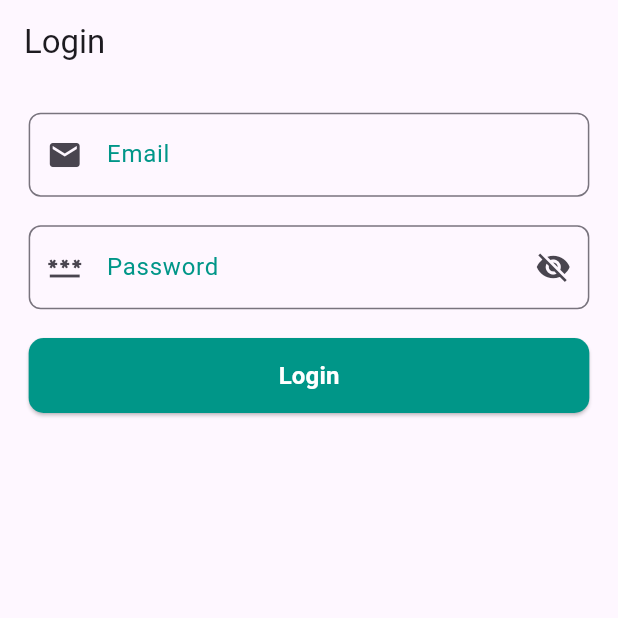
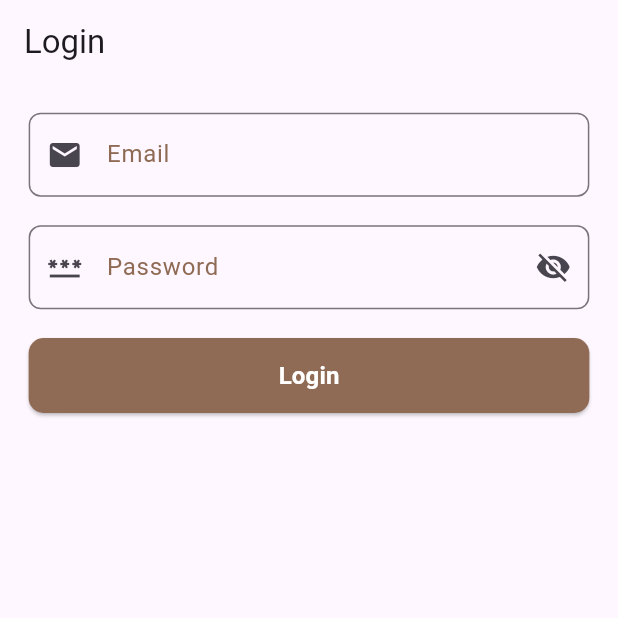
Before and after one commit to drax6055/flutter_template, a Flutter app: the screen it shows after launch, on a phone screen of 412 x 824 dp, the top half of it. Run offline on Flutter 3.47's test engine with Material 3 defaults, Android fonts, the phone set to English and light mode, and no system bars; our stand-ins replace dio, flutter_screenutil, flutter_secure_storage, get, pretty_dio_logger, shared_preferences.

Commit message:
udpate changes

```diff
--- a/lib/main.dart
+++ b/lib/main.dart
@@ -1,13 +1,19 @@
 import 'package:flutter/material.dart';
+import 'package:flutter/services.dart';
 import 'package:flutter_screenutil/flutter_screenutil.dart';
 import 'package:flutter_secure_storage/flutter_secure_storage.dart';
 import 'package:flutter_template/route/app_page.dart';
 import 'package:flutter_template/route/app_route.dart';
+import 'package:flutter_template/utils/colors.dart';
 import 'package:get/get.dart';
 
 FlutterSecureStorage? storage;
 
 void main() {
+  SystemChrome.setSystemUIOverlayStyle(SystemUiOverlayStyle(
+    systemNavigationBarColor: primaryColor,
+    statusBarColor: primaryColor,
+  ));
   runApp(const MyApp());
 }
 
@@ -20,10 +26,7 @@ class MyApp extends StatelessWidget {
       designSize: ScreenUtil.defaultSize,
       child: GetMaterialApp(
         debugShowCheckedModeBanner: false,
-        title: 'Flutter Template',
-        theme: ThemeData(
-          primarySwatch: Colors.teal,
-        ),
+        title: 'iFloriana_Super_Admin',
         initialRoute: Routes.splashScreen,
         getPages: AppPages.routes,
       ),
--- a/lib/constants/app_images.dart
+++ b/lib/utils/app_images.dart
@@ -1,8 +1,7 @@
 
 class AppImages {
   AppImages._();
-
-  static final String profile_image = 'assets/images/images/profile.png';
+  static final String splash_img = 'assets/images/img/splash_logo.png';
 
 }
 
--- /dev/null
+++ b/lib/utils/colors.dart
@@ -0,0 +1,8 @@
+import 'package:flutter/material.dart';
+
+const primaryColor = Color(0xFF8f6b55);
+const secondaryColor = Color(0xFFc5a89c);
+const red = Color(0xFFff0000);
+const grey = Color(0xFF808080);
+const black = Color(0xFF000000);
+const white = Color(0xFFFFFFFF);
--- a/lib/wiget/Custome_button.dart
+++ b/lib/wiget/Custome_button.dart
@@ -1,4 +1,5 @@
 import 'package:flutter/material.dart';
+import 'package:flutter_template/utils/colors.dart';
 
 class ElevatedButtonExample extends StatelessWidget {
   final String text;
@@ -34,14 +35,19 @@ class ElevatedButtonExample extends StatelessWidget {
                 onPressed: onPressed,
                 onLongPress: onLongPress,
                 icon: icon!,
-          label: Text(text, style: TextStyle(fontSize: 16,fontWeight: FontWeight.w600),),
+                label: Text(
+                  text,
+                  style: TextStyle(fontSize: 16, fontWeight: FontWeight.w600),
+                ),
                 style: style ?? _defaultStyle(),
               )
             : ElevatedButton(
                 onPressed: onPressed,
                 onLongPress: onLongPress,
                 style: style ?? _defaultStyle(),
-          child: Text(text, style: TextStyle(fontSize: 16,fontWeight: FontWeight.w600)),
+                child: Text(text,
+                    style:
+                        TextStyle(fontSize: 16, fontWeight: FontWeight.w600)),
               ),
       ),
     );
@@ -49,8 +55,8 @@ class ElevatedButtonExample extends StatelessWidget {
 
   ButtonStyle _defaultStyle() {
     return ElevatedButton.styleFrom(
-      backgroundColor: Colors.teal, // Button color
-      foregroundColor: Colors.white, // Text color
+      backgroundColor: primaryColor, // Button color
+      foregroundColor: white, // Text color
       shape: RoundedRectangleBorder(
         borderRadius: BorderRadius.circular(10), // Border radius
       ),
--- a/lib/wiget/Custome_textfield.dart
+++ b/lib/wiget/Custome_textfield.dart
@@ -1,4 +1,6 @@
 import 'package:flutter/material.dart';
+
+import '../utils/colors.dart';
 
 class CustomTextFormField extends StatelessWidget {
   final TextEditingController? controller;
@@ -9,7 +11,7 @@ class CustomTextFormField extends StatelessWidget {
   final bool obscureText;
   final TextInputType keyboardType;
   final FormFieldValidator<String>? validator;
-  final TextStyle labelStyle = TextStyle(color: Colors.teal);
+  final TextStyle labelStyle = TextStyle(color: primaryColor);
 
   CustomTextFormField({
     Key? key,
@@ -30,6 +32,7 @@ class CustomTextFormField extends StatelessWidget {
       obscureText: obscureText,
       keyboardType: keyboardType,
       validator: validator,
+      cursorColor: primaryColor,
       decoration: InputDecoration(
         hintText: hintText,
         labelText: labelText,
@@ -39,21 +42,21 @@ class CustomTextFormField extends StatelessWidget {
         border: const OutlineInputBorder(
           borderRadius: BorderRadius.all(Radius.circular(8.0)),
           borderSide: BorderSide(
-            color: Colors.teal,
+            color: grey,
             width: 1.0,
           ),
         ),
         focusedBorder: const OutlineInputBorder(
           borderRadius: BorderRadius.all(Radius.circular(8.0)),
           borderSide: BorderSide(
-            color: Colors.teal,
+            color: primaryColor,
             width: 2.0,
           ),
         ),
         errorBorder: const OutlineInputBorder(
           borderRadius: BorderRadius.all(Radius.circular(8.0)),
           borderSide: BorderSide(
-            color: Colors.red,
+            color: red,
             width: 1.0,
           ),
         ),
--- a/pubspec.yaml
+++ b/pubspec.yaml
@@ -70,8 +70,8 @@ flutter:
   # To add assets to your application, add an assets section, like this:
   assets:
     - assets/images/
-    - assets/images/images/
-    - assets/images/svg_images/
+    - assets/images/img/
+    - assets/images/svg_img/
 
   # An image asset can refer to one or more resolution-specific "variants", see
   # https://flutter.dev/to/resolution-aware-images
```
Also changed, not shown: lib/ui/splash/splash_screen.dart (+6 -3 lines), assets/images/images/profile.png (deleted), assets/images/img/splash_logo.png (added). Lines whose indentation alone changed are shown as unchanged.
